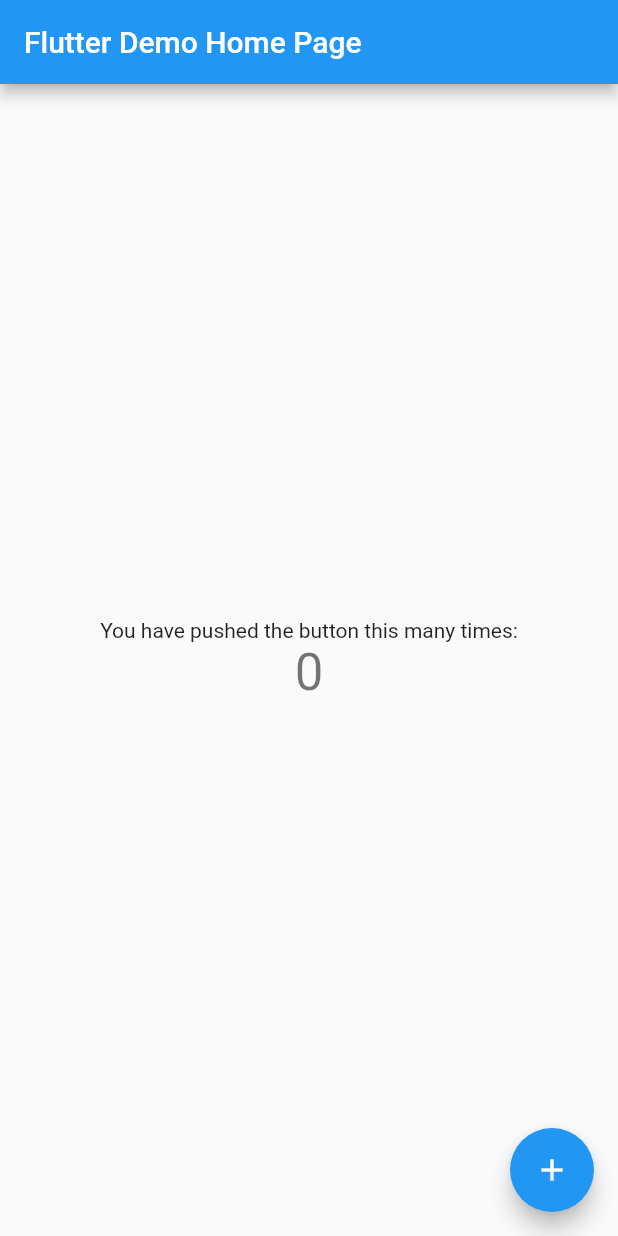
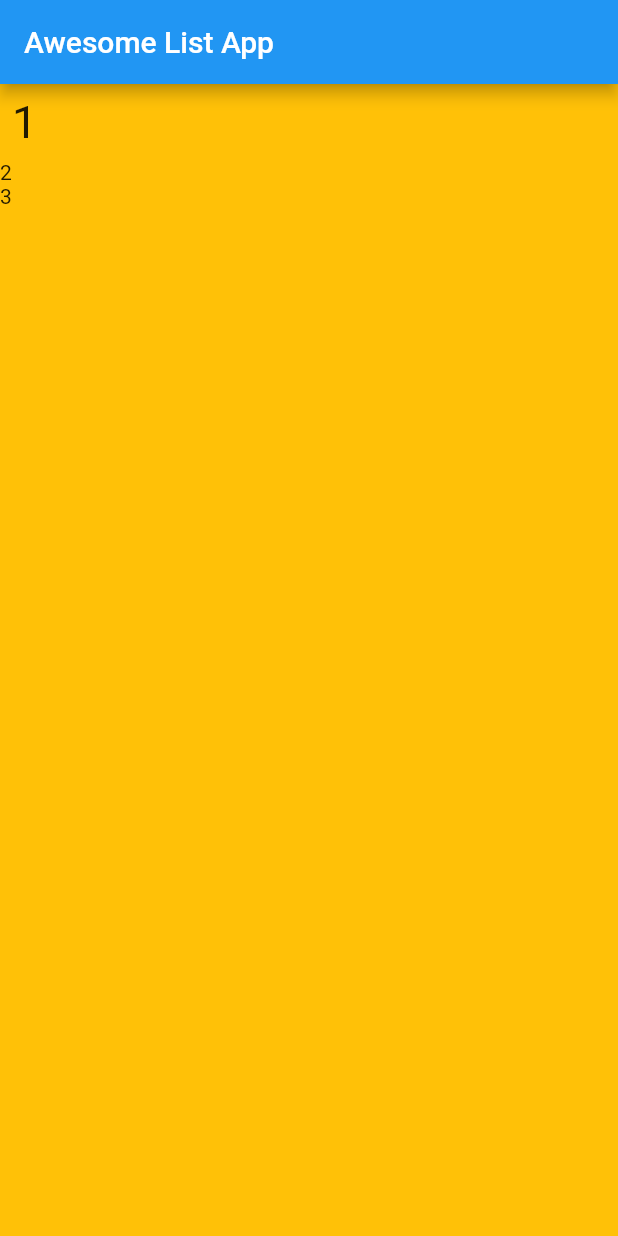
Before and after one commit to tomyamGTX/flutter_note, a Flutter app: the screen it shows after launch, on a phone screen of 412 x 824 dp. Run offline on Flutter 3.47's test engine with Material 2 defaults, Android fonts, the phone set to English and light mode, and no system bars.

Commit message:
create home screen

```diff
--- a/lib/main.dart
+++ b/lib/main.dart
@@ -1,4 +1,5 @@
 import 'package:flutter/material.dart';
+import 'package:flutter_note/screen/homescreen.dart';
 
 void main() {
   runApp(MyApp());
@@ -9,35 +10,18 @@ class MyApp extends StatelessWidget {
   @override
   Widget build(BuildContext context) {
     return MaterialApp(
-      title: 'Flutter Demo',
+      title: 'Flutter Note',
       theme: ThemeData(
-        // This is the theme of your application.
-        //
-        // Try running your application with "flutter run". You'll see the
-        // application has a blue toolbar. Then, without quitting the app, try
-        // changing the primarySwatch below to Colors.green and then invoke
-        // "hot reload" (press "r" in the console where you ran "flutter run",
-        // or simply save your changes to "hot reload" in a Flutter IDE).
-        // Notice that the counter didn't reset back to zero; the application
-        // is not restarted.
+textTheme: TextTheme(headline4: TextStyle(color: Colors.indigo) ),
         primarySwatch: Colors.blue,
       ),
-      home: MyHomePage(title: 'Flutter Demo Home Page'),
+      home: MyHomePage(title: 'Flutter Note App'),
     );
   }
 }
 
 class MyHomePage extends StatefulWidget {
-  MyHomePage({Key key, this.title}) : super(key: key);
-
-  // This widget is the home page of your application. It is stateful, meaning
-  // that it has a State object (defined below) that contains fields that affect
-  // how it looks.
-
-  // This class is the configuration for the state. It holds the values (in this
-  // case the title) provided by the parent (in this case the App widget) and
-  // used by the build method of the State. Fields in a Widget subclass are
-  // always marked "final".
+  MyHomePage({this.title});
 
   final String title;
 
@@ -46,68 +30,8 @@ class MyHomePage extends StatefulWidget {
 }
 
 class _MyHomePageState extends State<MyHomePage> {
-  int _counter = 0;
-
-  void _incrementCounter() {
-    setState(() {
-      // This call to setState tells the Flutter framework that something has
-      // changed in this State, which causes it to rerun the build method below
-      // so that the display can reflect the updated values. If we changed
-      // _counter without calling setState(), then the build method would not be
-      // called again, and so nothing would appear to happen.
-      _counter++;
-    });
-  }
 
   @override
   Widget build(BuildContext context) {
-    // This method is rerun every time setState is called, for instance as done
-    // by the _incrementCounter method above.
-    //
-    // The Flutter framework has been optimized to make rerunning build methods
-    // fast, so that you can just rebuild anything that needs updating rather
-    // than having to individually change instances of widgets.
-    return Scaffold(
-      appBar: AppBar(
-        // Here we take the value from the MyHomePage object that was created by
-        // the App.build method, and use it to set our appbar title.
-        title: Text(widget.title),
-      ),
-      body: Center(
-        // Center is a layout widget. It takes a single child and positions it
-        // in the middle of the parent.
-        child: Column(
-          // Column is also a layout widget. It takes a list of children and
-          // arranges them vertically. By default, it sizes itself to fit its
-          // children horizontally, and tries to be as tall as its parent.
-          //
-          // Invoke "debug painting" (press "p" in the console, choose the
-          // "Toggle Debug Paint" action from the Flutter Inspector in Android
-          // Studio, or the "Toggle Debug Paint" command in Visual Studio Code)
-          // to see the wireframe for each widget.
-          //
-          // Column has various properties to control how it sizes itself and
-          // how it positions its children. Here we use mainAxisAlignment to
-          // center the children vertically; the main axis here is the vertical
-          // axis because Columns are vertical (the cross axis would be
-          // horizontal).
-          mainAxisAlignment: MainAxisAlignment.center,
-          children: <Widget>[
-            Text(
-              'You have pushed the button this many times:',
-            ),
-            Text(
-              '$_counter',
-              style: Theme.of(context).textTheme.headline4,
-            ),
-          ],
-        ),
-      ),
-      floatingActionButton: FloatingActionButton(
-        onPressed: _incrementCounter,
-        tooltip: 'Increment',
-        child: Icon(Icons.add),
-      ), // This trailing comma makes auto-formatting nicer for build methods.
-    );
-  }
-}
+    return HomeScreen();
+}}
--- /dev/null
+++ b/lib/screen/homescreen.dart
@@ -0,0 +1,37 @@
+import 'package:flutter/material.dart';
+
+class HomeScreen extends StatelessWidget{
+  @override
+  Widget build(BuildContext context) {
+    return Scaffold(
+      backgroundColor: Colors.amber,
+        appBar: AppBar(title: Text('Awesome List App'),),
+        body: ListView(
+          children: [
+            CustomText(text: '1'),
+            Text('2'),
+            Text('3')
+          ],
+        ),
+    );
+  }
+}
+class CustomText extends StatelessWidget {
+  final String text;
+
+  CustomText({this.text});
+
+  @override
+  Widget build(BuildContext context) {
+    return Padding(
+      padding: const EdgeInsets.all(8.0),
+      child: Text(
+        text,
+        style: TextStyle(fontSize: 30),
+      ),
+    );
+  }
+}
+
+
+List<String> TaskList=['Task1','Task2', 'Task3'];
```
